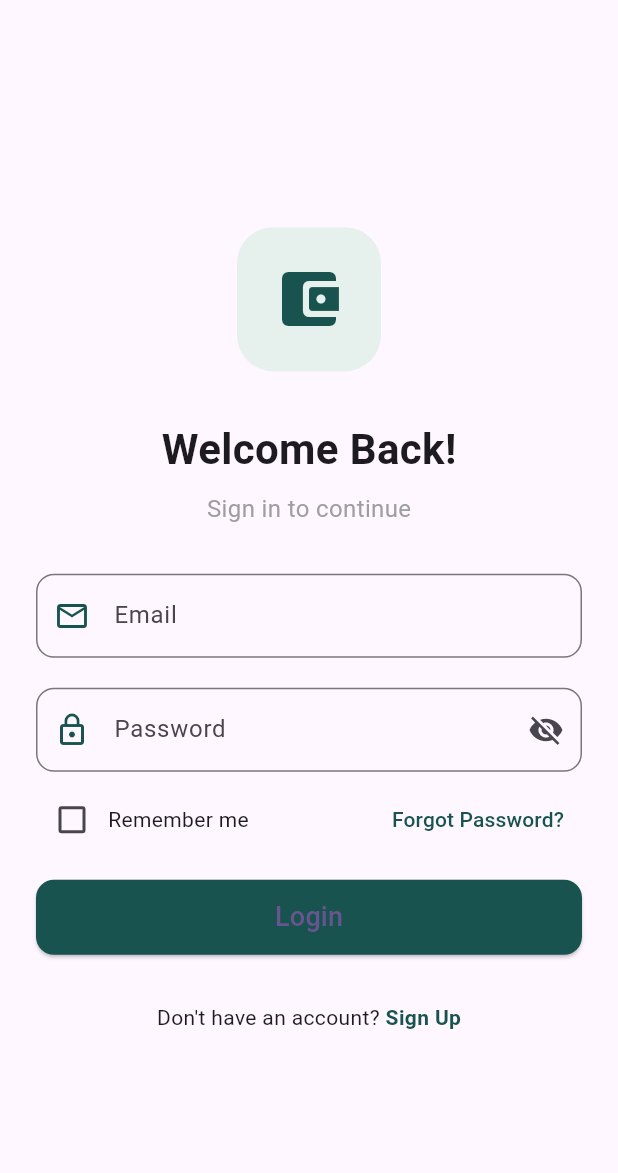
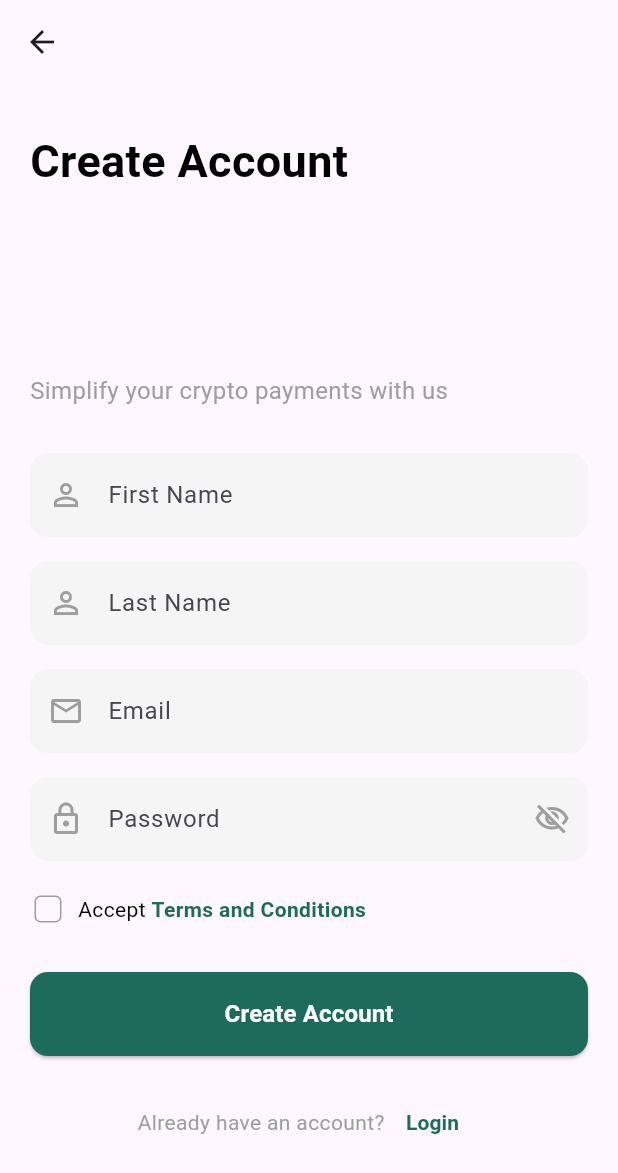
Before and after one commit to Daniel-Kav/Pretium-finance-app, a Flutter app: the screen it shows after launch, after a tap on "Sign Up", on a phone screen of 412 x 824 dp. Shown: the top 1173 px of the screen. Run offline on Flutter 3.47's test engine with Material 3 defaults, Android fonts, the phone set to English and light mode, and no system bars.

Commit message:
feat(login_page): add navigation to signup page
Added navigation functionality from the login page to the signup page. This allows users to easily switch between the login and signup views. The signup page was also introduced with a comprehensive form for user registration.

```diff
--- a/pretium/lib/login_page.dart
+++ b/pretium/lib/login_page.dart
@@ -1,4 +1,5 @@
 import 'package:flutter/material.dart';
+import 'signup_page.dart';
 
 class LoginPage extends StatefulWidget {
   const LoginPage({Key? key}) : super(key: key);
@@ -110,7 +111,11 @@ class _LoginPageState extends State<LoginPage> {
                   children: [
                     const Text("Don't have an account? "),
                     GestureDetector(
-                      onTap: () {},
+                      onTap: () {
+                        Navigator.of(context).push(
+                          MaterialPageRoute(builder: (context) => const SignupPage()),
+                        );
+                      },
                       child: const Text(
                         'Sign Up',
                         style: TextStyle(
--- /dev/null
+++ b/pretium/lib/signup_page.dart
@@ -0,0 +1,241 @@
+import 'package:flutter/material.dart';
+
+
+class SignupPage extends StatefulWidget {
+  const SignupPage({super.key});
+
+  @override
+  State<SignupPage> createState() => _SignupPageState();
+}
+
+class _SignupPageState extends State<SignupPage> {
+  final TextEditingController _firstNameController = TextEditingController();
+  final TextEditingController _lastNameController = TextEditingController();
+  final TextEditingController _emailController = TextEditingController();
+  final TextEditingController _passwordController = TextEditingController();
+  bool _obscurePassword = true;
+  bool _acceptTerms = false;
+
+  @override
+  void dispose() {
+    _firstNameController.dispose();
+    _lastNameController.dispose();
+    _emailController.dispose();
+    _passwordController.dispose();
+    super.dispose();
+  }
+
+  @override
+  Widget build(BuildContext context) {
+    return Scaffold(
+      appBar: AppBar(
+        leading: IconButton(
+          icon: const Icon(Icons.arrow_back),
+          onPressed: () {
+            Navigator.of(context).pop();
+          },
+        ),
+      ),
+      body: SafeArea(
+        child: Padding(
+          padding: const EdgeInsets.all(20.0),
+          child: SingleChildScrollView(
+            child: Column(
+              crossAxisAlignment: CrossAxisAlignment.start,
+              children: [
+                const SizedBox(height: 10),
+                const Text(
+                  'Create Account',
+                  style: TextStyle(
+                    fontSize: 30,
+                    fontWeight: FontWeight.bold,
+                    color: Colors.black,
+                  ),
+                ),
+                const SizedBox(height: 120),
+                const Text(
+                  'Simplify your crypto payments with us',
+                  style: TextStyle(
+                    fontSize: 16,
+                    color: Colors.grey,
+                  ),
+                ),
+                const SizedBox(height: 30),
+                // First Name Field
+                TextField(
+                  controller: _firstNameController,
+                  decoration: InputDecoration(
+                    hintText: 'First Name',
+                    prefixIcon: const Icon(Icons.person_outline, color: Colors.grey),
+                    border: OutlineInputBorder(
+                      borderRadius: BorderRadius.circular(12),
+                      borderSide: BorderSide.none,
+                    ),
+                    filled: true,
+                    fillColor: Colors.grey[100],
+                    contentPadding: const EdgeInsets.symmetric(vertical: 16),
+                  ),
+                ),
+                const SizedBox(height: 16),
+                // Last Name Field
+                TextField(
+                  controller: _lastNameController,
+                  decoration: InputDecoration(
+                    hintText: 'Last Name',
+                    prefixIcon: const Icon(Icons.person_outline, color: Colors.grey),
+                    border: OutlineInputBorder(
+                      borderRadius: BorderRadius.circular(12),
+                      borderSide: BorderSide.none,
+                    ),
+                    filled: true,
+                    fillColor: Colors.grey[100],
+                    contentPadding: const EdgeInsets.symmetric(vertical: 16),
+                  ),
+                ),
+                const SizedBox(height: 16),
+                // Email Field
+                TextField(
+                  controller: _emailController,
+                  keyboardType: TextInputType.emailAddress,
+                  decoration: InputDecoration(
+                    hintText: 'Email',
+                    prefixIcon: const Icon(Icons.email_outlined, color: Colors.grey),
+                    border: OutlineInputBorder(
+                      borderRadius: BorderRadius.circular(12),
+                      borderSide: BorderSide.none,
+                    ),
+                    filled: true,
+                    fillColor: Colors.grey[100],
+                    contentPadding: const EdgeInsets.symmetric(vertical: 16),
+                  ),
+                ),
+                const SizedBox(height: 16),
+                // Password Field
+                TextField(
+                  controller: _passwordController,
+                  obscureText: _obscurePassword,
+                  decoration: InputDecoration(
+                    hintText: 'Password',
+                    prefixIcon: const Icon(Icons.lock_outline, color: Colors.grey),
+                    suffixIcon: IconButton(
+                      icon: Icon(
+                        _obscurePassword ? Icons.visibility_off_outlined : Icons.visibility_outlined,
+                        color: Colors.grey,
+                      ),
+                      onPressed: () {
+                        setState(() {
+                          _obscurePassword = !_obscurePassword;
+                        });
+                      },
+                    ),
+                    border: OutlineInputBorder(
+                      borderRadius: BorderRadius.circular(12),
+                      borderSide: BorderSide.none,
+                    ),
+                    filled: true,
+                    fillColor: Colors.grey[100],
+                    contentPadding: const EdgeInsets.symmetric(vertical: 16),
+                  ),
+                ),
+                const SizedBox(height: 20),
+                // Terms and Conditions
+                Row(
+                  children: [
+                    SizedBox(
+                      width: 24,
+                      height: 24,
+                      child: Checkbox(
+                        value: _acceptTerms,
+                        activeColor: const Color(0xFF1D6B5B),
+                        shape: RoundedRectangleBorder(
+                          borderRadius: BorderRadius.circular(4),
+                        ),
+                        side: const BorderSide(color: Colors.grey),
+                        onChanged: (value) {
+                          setState(() {
+                            _acceptTerms = value ?? false;
+                          });
+                        },
+                      ),
+                    ),
+                    const SizedBox(width: 8),
+                    Expanded(
+                      child: GestureDetector(
+                        onTap: () {
+                          // Handle terms and conditions tap
+                        },
+                        child: Text.rich(
+                          TextSpan(
+                            text: 'Accept ',
+                            style: const TextStyle(color: Colors.black),
+                            children: [
+                              TextSpan(
+                                text: 'Terms and Conditions',
+                                style: TextStyle(
+                                  color: Color(0xFF1D6B5B),
+                                  fontWeight: FontWeight.bold,
+                                ),
+                              ),
+                            ],
+                          ),
+                        ),
+                      ),
+                    ),
+                  ],
+                ),
+                const SizedBox(height: 30),
+                // Create Account Button
+                SizedBox(
+                  width: double.infinity,
+                  height: 56,
+                  child: ElevatedButton(
+                    onPressed: () {
+                      // Handle create account
+                    },
+                    style: ElevatedButton.styleFrom(
+                      backgroundColor: const Color(0xFF1D6B5B),
+                      shape: RoundedRectangleBorder(
+                        borderRadius: BorderRadius.circular(12),
+                      ),
+                    ),
+                    child: const Text(
+                      'Create Account',
+                      style: TextStyle(
+                        fontSize: 16,
+                        fontWeight: FontWeight.bold,
+                        color: Colors.white,
+                      ),
+                    ),
+                  ),
+                ),
+                const SizedBox(height: 20),
+                // Login Link
+                Row(
+                  mainAxisAlignment: MainAxisAlignment.center,
+                  children: [
+                    const Text(
+                      'Already have an account?',
+                      style: TextStyle(color: Colors.grey),
+                    ),
+                    TextButton(
+                      onPressed: () {
+                        // Handle login
+                      },
+                      child: const Text(
+                        'Login',
+                        style: TextStyle(
+                          color: Color(0xFF1D6B5B),
+                          fontWeight: FontWeight.bold,
+                        ),
+                      ),
+                    ),
+                  ],
+                ),
+              ],
+            ),
+          ),
+        ),
+      ),
+    );
+  }
+}
```
Also changed, not shown: 13 other files.
